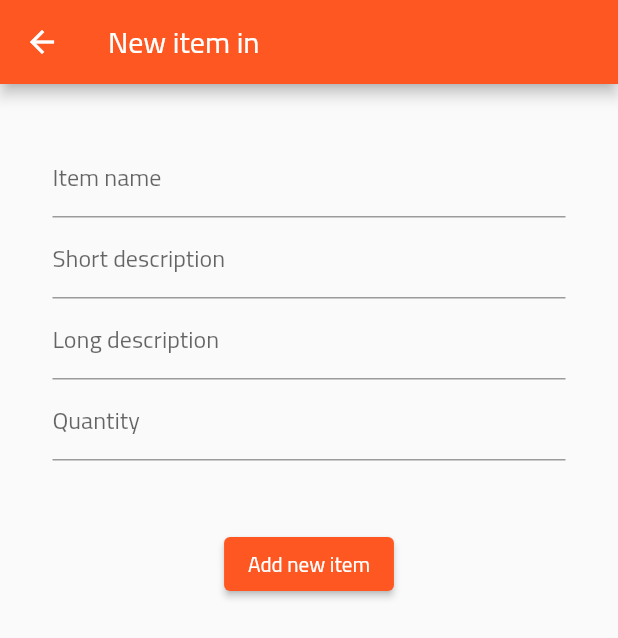
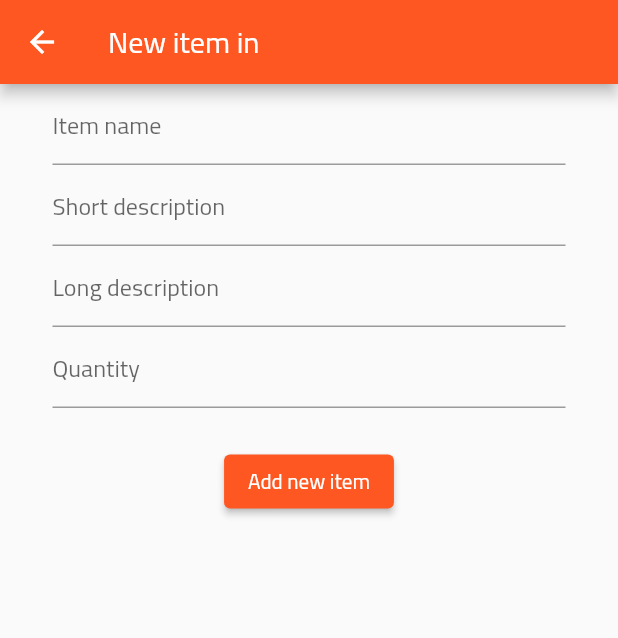
Before and after one commit to mpygruu/everything-stash, a Flutter app: the NewItemFormPage screen opened directly with empty values, on a phone screen of 412 x 824 dp. Shown: the top 638 px of the screen. Run offline on Flutter 3.47's test engine with Material 2 defaults, Android fonts, the phone set to English and light mode, and no system bars; our stand-ins replace sqflite; accounts and stored records are empty.

Commit message:
Improved GUI for new item form

```diff
--- a/lib/pages/new_item_form.dart
+++ b/lib/pages/new_item_form.dart
@@ -46,7 +46,7 @@ class _NewItemFormState extends State<NewItemForm> {
     return Form(
       key: _formKey,
       child: Padding(
-        padding: const EdgeInsets.all(35),
+        padding: const EdgeInsets.only(left: 35, right: 35),
         child: Column(
           children: <Widget>[
             TextFormField(
@@ -66,7 +66,7 @@ class _NewItemFormState extends State<NewItemForm> {
               controller: quantityController,
             ),
             Padding(
-              padding: const EdgeInsets.all(45.0),
+              padding: const EdgeInsets.all(25.0),
               child: ElevatedButton(
                 onPressed: () {
                   var db = DatabaseConnector();
```
